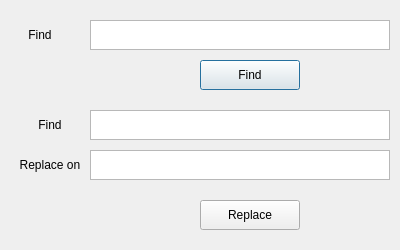
okolevatov/utext, file app/src/findandreplace.ui: the form before one commit.
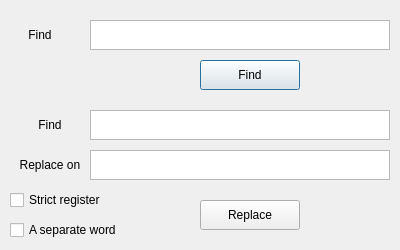
The form after the commit.

Commit message: find upd

```diff
--- a/app/src/findandreplace.ui
+++ b/app/src/findandreplace.ui
@@ -117,6 +117,32 @@
     <set>Qt::AlignCenter</set>
    </property>
   </widget>
+  <widget class="QCheckBox" name="registerBox">
+   <property name="geometry">
+    <rect>
+     <x>10</x>
+     <y>190</y>
+     <width>141</width>
+     <height>20</height>
+    </rect>
+   </property>
+   <property name="text">
+    <string>Strict register</string>
+   </property>
+  </widget>
+  <widget class="QCheckBox" name="syntaxBox">
+   <property name="geometry">
+    <rect>
+     <x>10</x>
+     <y>220</y>
+     <width>141</width>
+     <height>20</height>
+    </rect>
+   </property>
+   <property name="text">
+    <string>A separate word</string>
+   </property>
+  </widget>
  </widget>
  <resources/>
  <connections/>
```
The commit also changes 2 other files.
